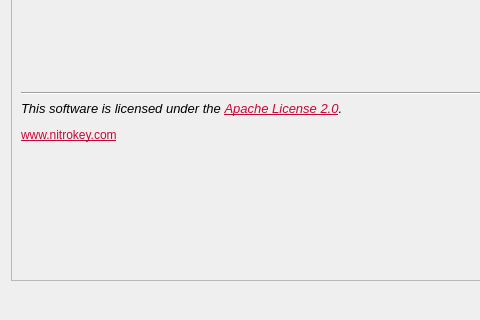
Above: nitrokeyapp/ui/aboutdialog.ui from Nitrokey/nitrokey-app2 before the change; both pictures show x 0 to 480 and y 457 to 777 of the 642 by 777 pixel window. Below: the same form after it.
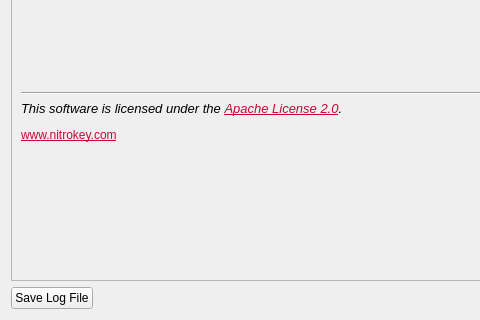
That is the form after the change. Icons and pictures are not drawn.

Diff of the .ui file:
```diff
--- a/nitrokeyapp/ui/aboutdialog.ui
+++ b/nitrokeyapp/ui/aboutdialog.ui
@@ -195,6 +195,13 @@
    </item>
    <item>
     <layout class="QHBoxLayout" name="horizontalLayout">
+     <item>
+      <widget class="QPushButton" name="buttonSaveLog">
+       <property name="text">
+        <string>Save Log File</string>
+       </property>
+      </widget>
+     </item>
      <item>
       <spacer name="horizontalSpacer">
        <property name="orientation">
```
Left out of the diff: 1 changed line with no effect on the pictures.
